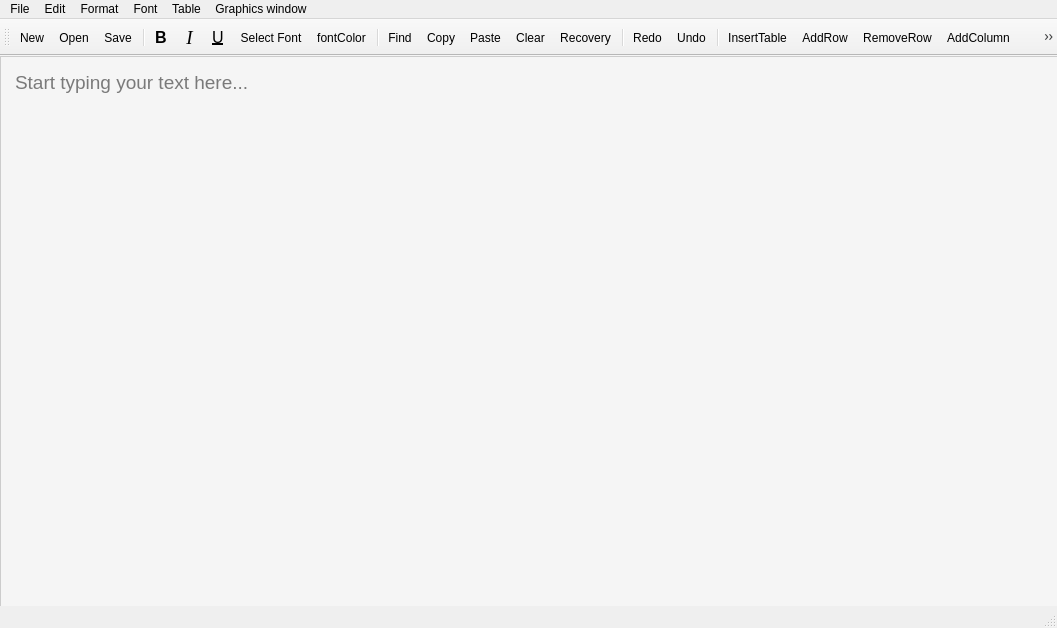
Qt form lab5/mainwindow.ui (RARKA228/Vizprog_lab05) before a commit.
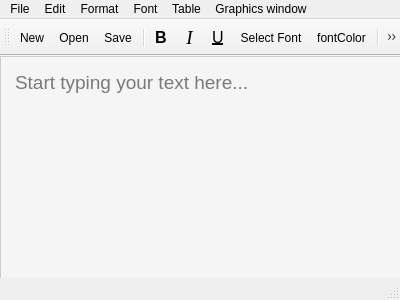
The same form after that commit. Icons and pictures are not drawn.

Patch:
```diff
--- a/lab5/mainwindow.ui
+++ b/lab5/mainwindow.ui
@@ -6,8 +6,8 @@
    <rect>
     <x>0</x>
     <y>0</y>
-    <width>1057</width>
-    <height>628</height>
+    <width>400</width>
+    <height>300</height>
    </rect>
   </property>
   <property name="windowTitle">
@@ -36,8 +36,8 @@
     <rect>
      <x>0</x>
      <y>0</y>
-     <width>1057</width>
-     <height>26</height>
+     <width>400</width>
+     <height>17</height>
     </rect>
    </property>
    <widget class="QMenu" name="menuFile">
```
Left out of the diff: 1 changed line with no effect on the pictures.
